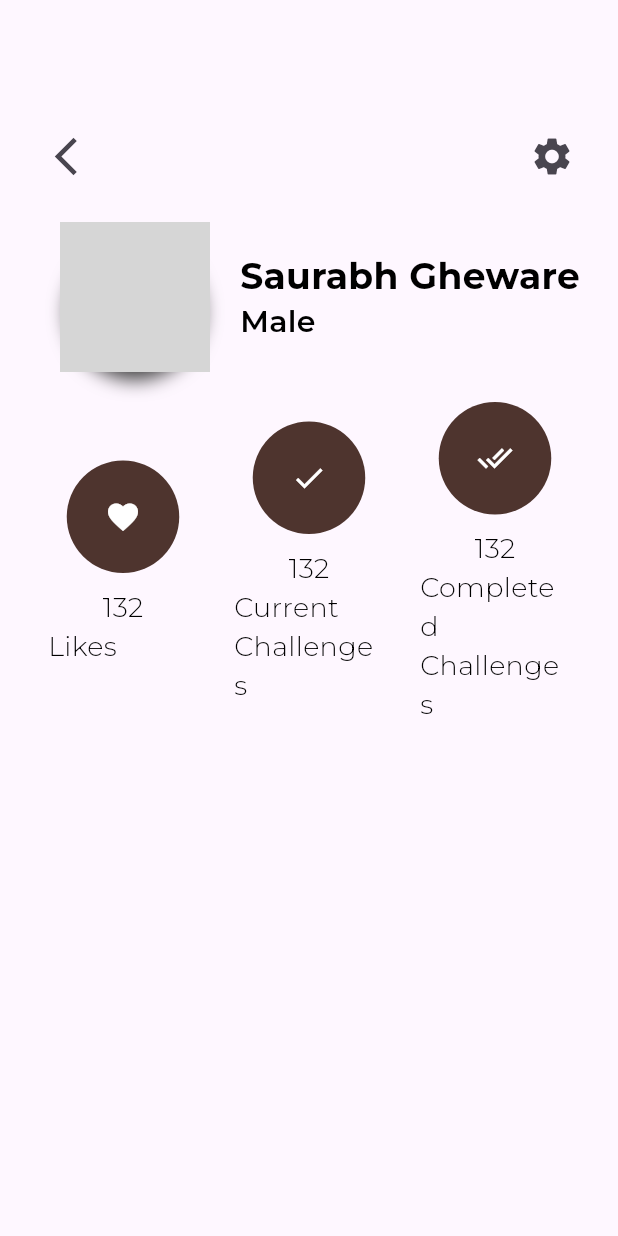
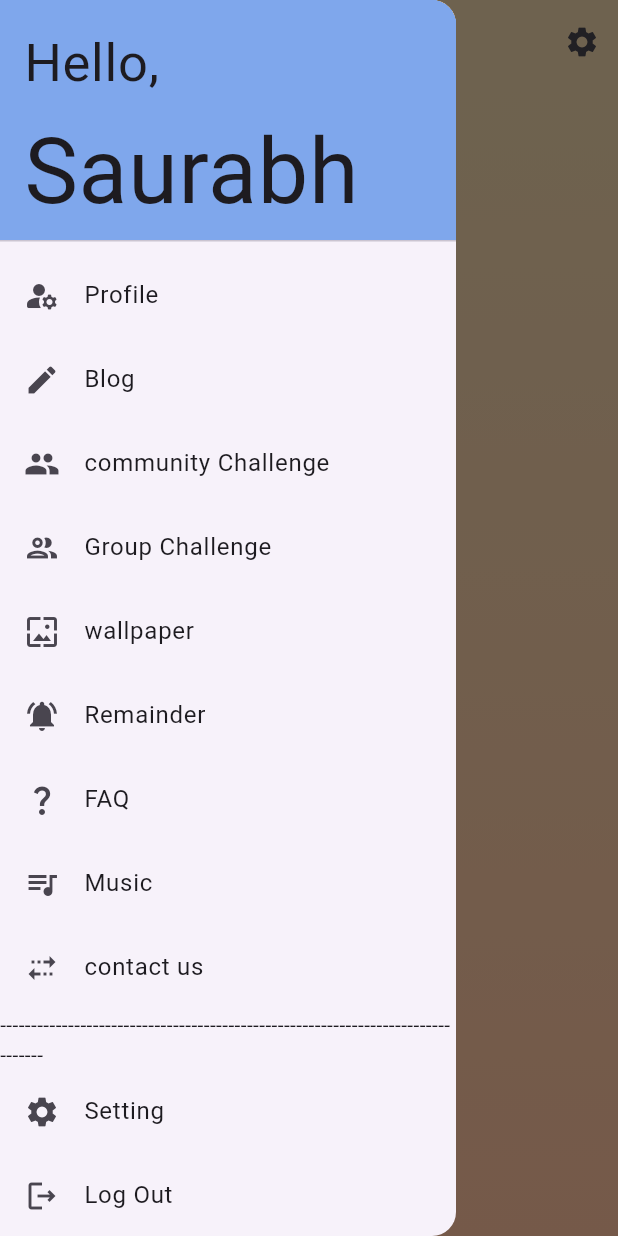
Before and after one commit to AbhinavThool/challenge_application_c2w, a Flutter app: the screen it shows after launch, with the side drawer open (before the commit the screen has no drawer), on a phone screen of 412 x 824 dp. Run offline on Flutter 3.47's test engine with Material 3 defaults, Android fonts, the phone set to English and light mode, and no system bars; our stand-ins replace google_fonts; grey boxes are pictures that could not be loaded.

Commit message:
Drawer and splash

```diff
--- a/lib/Screens/drawer.dart
+++ b/lib/Screens/drawer.dart
@@ -0,0 +1,118 @@
+import 'package:challenge_application_c2w/Screens/profile_page.dart';
+import 'package:flutter/material.dart';
+
+class HomePage extends StatefulWidget {
+  const HomePage({super.key});
+
+  @override
+  State<HomePage> createState() {
+    return _HomePage();
+  }
+}
+
+class _HomePage extends State<HomePage> {
+  int index = 0;
+
+  //List menu = ['Saurabh', 'gheware'];
+  final GlobalKey<ScaffoldState> _scaffoldKey = GlobalKey<ScaffoldState>();
+
+  @override
+  Widget build(BuildContext context) {
+    return Scaffold(
+        key: _scaffoldKey,
+        appBar: AppBar(
+          title: const Text("Homepage"),
+          leading: IconButton(
+            onPressed: () {
+              _scaffoldKey.currentState!.openDrawer();
+            },
+            icon: const Icon(Icons.menu_outlined),
+          ),
+          actions: [
+            IconButton(onPressed: () {}, icon: const Icon(Icons.settings))
+          ],
+          backgroundColor: const Color.fromARGB(255, 239, 214, 172),
+        ),
+        drawer: Drawer(
+          child: ListView(children: [
+            const DrawerHeader(
+                decoration:
+                    BoxDecoration(color: Color.fromARGB(255, 127, 167, 236)),
+                child: Column(
+                  //mainAxisAlignment: MainAxisAlignment.start,
+                  crossAxisAlignment: CrossAxisAlignment.start,
+                  children: [
+                    Text(
+                      "Hello,",
+                      style: TextStyle(fontSize: 35),
+                    ),
+                    Text(
+                      "Saurabh",
+                      style: TextStyle(fontSize: 60),
+                    )
+                  ],
+                )),
+            ListTile(
+                leading: const Icon(Icons.manage_accounts_rounded),
+                title: const Text("Profile"),
+                onTap: () {
+                  Navigator.pop(context);
+                  Navigator.push(
+                    context,
+                    MaterialPageRoute(builder: (context) => ProfilePage()),
+                  );
+                }),
+            ListTile(
+                leading: const Icon(Icons.edit),
+                title: const Text("Blog"),
+                onTap: () => Navigator.pop(context)),
+            ListTile(
+                leading: const Icon(Icons.group),
+                title: const Text("community Challenge"),
+                onTap: () => Navigator.pop(context)),
+            ListTile(
+                leading: const Icon(Icons.group_outlined),
+                title: const Text("Group Challenge"),
+                onTap: () => Navigator.pop(context)),
+            ListTile(
+                leading: const Icon(Icons.wallpaper),
+                title: const Text("wallpaper"),
+                onTap: () => Navigator.pop(context)),
+            ListTile(
+                leading: const Icon(Icons.notifications_active),
+                title: const Text("Remainder"),
+                onTap: () => Navigator.pop(context)),
+            ListTile(
+                leading: const Icon(Icons.question_mark_sharp),
+                title: const Text("FAQ"),
+                onTap: () => Navigator.pop(context)),
+            ListTile(
+                leading: const Icon(Icons.queue_music),
+                title: const Text("Music"),
+                onTap: () => Navigator.pop(context)),
+            ListTile(
+                leading: const Icon(Icons.multiple_stop_sharp),
+                title: const Text("contact us"),
+                onTap: () => Navigator.pop(context)),
+            const Text(
+                "--------------------------------------------------------------------------------"),
+            ListTile(
+                leading: const Icon(Icons.settings),
+                title: const Text("Setting"),
+                onTap: () => Navigator.pop(context)),
+            ListTile(
+                leading: const Icon(Icons.logout_outlined),
+                title: const Text("Log Out"),
+                onTap: () => Navigator.pop(context)),
+          ]),
+        ),
+        body: Container(
+          decoration: const BoxDecoration(
+            gradient: LinearGradient(colors: [
+              Color.fromARGB(255, 239, 214, 172),
+              Color.fromARGB(255, 255, 195, 160)
+            ], begin: Alignment.topCenter, end: Alignment.bottomCenter),
+          ),
+        ));
+  }
+}
```
Also changed, not shown: lib/main.dart (+82 -3 lines), pubspec.lock.
